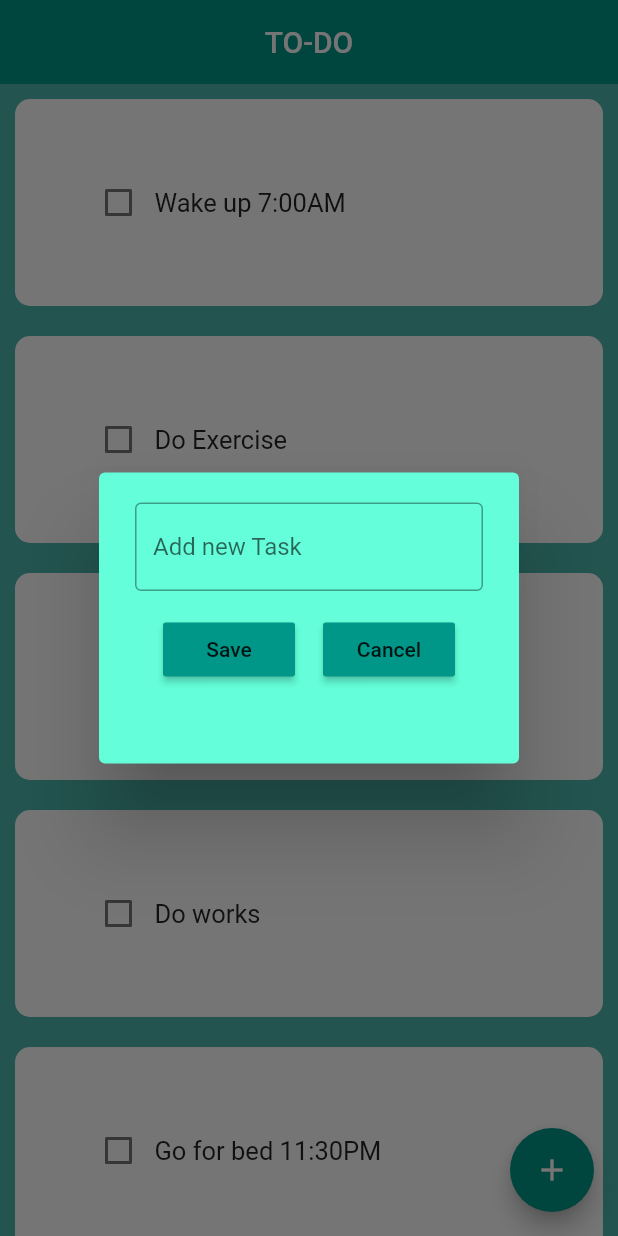
After one commit to nitta02/TO-DO-APP, a Flutter app: the screen it shows after launch, after a tap on the "add" icon, on a phone screen of 412 x 824 dp. The commit adds this screen. Run offline on Flutter 3.47's test engine with Material 2 defaults, Android fonts, the phone set to English and light mode, and no system bars.

Commit message:
start_day

```diff
--- a/lib/home_screen.dart
+++ b/lib/home_screen.dart
@@ -2,6 +2,7 @@
 
 import 'package:flutter/material.dart';
 import 'package:to_do_app/constants/tasks_constants.dart';
+import 'package:to_do_app/utils/floating_action.dart';
 import 'package:to_do_app/utils/to_do_lists.dart';
 
 class HomeScreen extends StatefulWidget {
@@ -12,11 +13,30 @@ class HomeScreen extends StatefulWidget {
 }
 
 class _HomeScreenState extends State<HomeScreen> {
+  final _controller = TextEditingController();
   //checkbox==================
-  void checkboxChecked(value, index) {
+  // void checkboxChecked(value, index) {
+  //   setState(() {
+  //     tasksList[index][1] = !tasksList[index][1];
+  //   });
+  // }
+
+  void creatNewTask() {
+    showDialog(
+      context: context,
+      builder: (context) {
+        return FloatingDialong(
+          onCancel: () => Navigator.of(context).pop(),
+          onSave: () {
             setState(() {
-      tasksList[index][1] = !tasksList[index][1];
+              tasksList.add([_controller.text, false]);
+              Navigator.of(context).pop();
             });
+          },
+          controller: _controller,
+        );
+      },
+    );
   }
 
   @override
@@ -34,9 +54,20 @@ class _HomeScreenState extends State<HomeScreen> {
           return ToDoLists(
             titlee: tasksList[index][0],
             isChecked: tasksList[index][1],
-              onChanged: (value) => checkboxChecked(value, index),
+            onChanged: (value) {
+              setState(() {
+                tasksList[index][1] = !tasksList[index][1];
+              });
+            },
           );
         },
-        ));
+      ),
+      floatingActionButton: FloatingActionButton(
+        onPressed: () {
+          return creatNewTask();
+        },
+        child: Icon(Icons.add),
+      ),
+    );
   }
 }
--- /dev/null
+++ b/lib/utils/floating_action.dart
@@ -0,0 +1,58 @@
+// ignore_for_file: public_member_api_docs, sort_constructors_first
+// ignore_for_file: prefer_const_constructors, prefer_const_literals_to_create_immutables, sized_box_for_whitespace, prefer_typing_uninitialized_variables
+
+import 'package:flutter/material.dart';
+
+import 'package:to_do_app/widgets/my_button.dart';
+
+class FloatingDialong extends StatelessWidget {
+  final controller;
+  VoidCallback onSave;
+  VoidCallback onCancel;
+  FloatingDialong({
+    Key? key,
+    required this.onSave,
+    required this.onCancel,
+    this.controller,
+  }) : super(key: key);
+
+  @override
+  Widget build(BuildContext context) {
+    return AlertDialog(
+      backgroundColor: Colors.tealAccent,
+      content: Container(
+        height: 150,
+        child: Column(
+          children: [
+            TextField(
+              controller: controller,
+              decoration: InputDecoration(
+                border: OutlineInputBorder(),
+                hintText: "Add new Task",
+              ),
+            ),
+            SizedBox(
+              height: 15,
+            ),
+            Row(
+              mainAxisAlignment: MainAxisAlignment.spaceEvenly,
+              children: [
+                //Save Button
+                MyButton(
+                  texxt: "Save",
+                  onChange: onSave,
+                ),
+
+                //Cancel Button
+                MyButton(
+                  texxt: "Cancel",
+                  onChange: onCancel,
+                )
+              ],
+            )
+          ],
+        ),
+      ),
+    );
+  }
+}
--- a/lib/utils/to_do_lists.dart
+++ b/lib/utils/to_do_lists.dart
@@ -15,9 +15,9 @@ class ToDoLists extends StatelessWidget {
   @override
   Widget build(BuildContext context) {
     return Padding(
-      padding: const EdgeInsets.all(15.0),
+      padding: EdgeInsets.all(10.0),
       child: Container(
-        padding: const EdgeInsets.all(25.0),
+        padding: const EdgeInsets.all(45.0),
         decoration: BoxDecoration(
           borderRadius: BorderRadius.circular(10.0),
           color: Colors.white,
@@ -36,6 +36,9 @@ class ToDoLists extends StatelessWidget {
               titlee,
               style: TextStyle(
                 fontSize: 17,
+                decoration: isChecked
+                    ? TextDecoration.lineThrough
+                    : TextDecoration.none,
               ),
             ),
           ],
--- /dev/null
+++ b/lib/widgets/my_button.dart
@@ -0,0 +1,20 @@
+// ignore_for_file: public_member_api_docs, sort_constructors_first
+import 'package:flutter/material.dart';
+
+class MyButton extends StatelessWidget {
+  final String texxt;
+  VoidCallback onChange;
+  MyButton({
+    Key? key,
+    required this.texxt,
+    required this.onChange,
+  }) : super(key: key);
+
+  @override
+  Widget build(BuildContext context) {
+    return MaterialButton(
+        onPressed: onChange,
+        color: Theme.of(context).primaryColor,
+        child: Text(texxt));
+  }
+}
```
Lines whose indentation alone changed are shown as unchanged.
